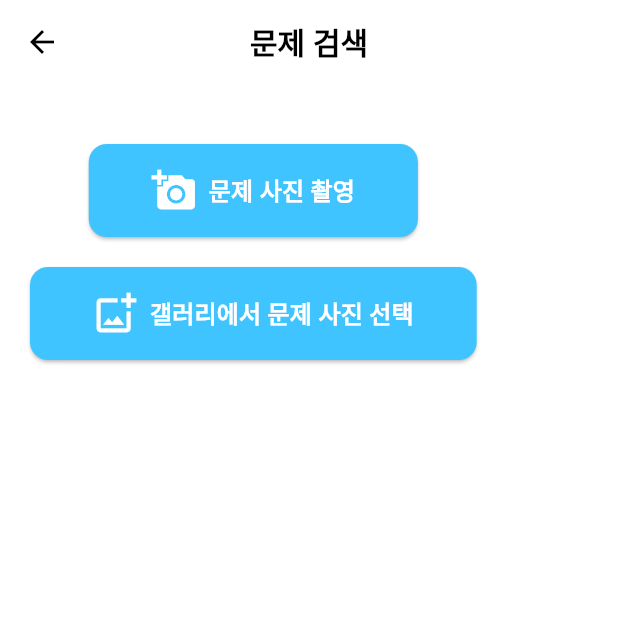
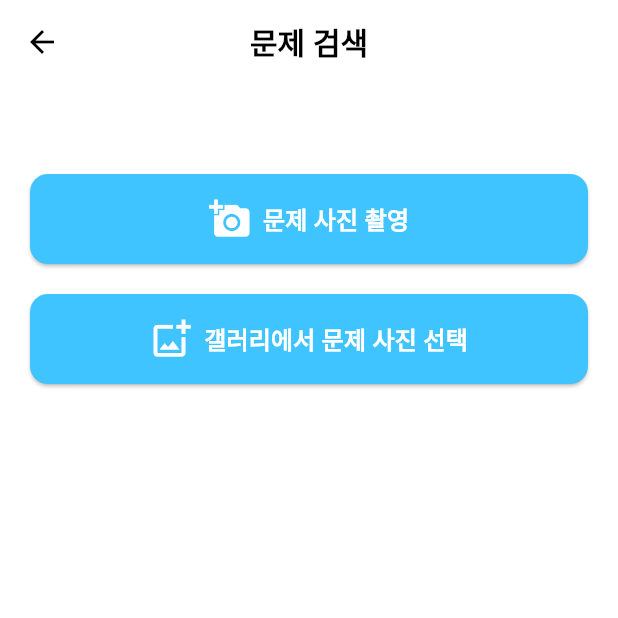
Before and after one commit to kxuvinn/AIab, a Flutter app: the ImageUploadScreen screen opened directly with empty values, on a phone screen of 412 x 824 dp, the top half of it. Run offline on Flutter 3.47's test engine with Material 3 defaults, Android fonts, the phone set to English and light mode, and no system bars; our stand-ins replace image_picker.

Commit message:
Update img_upload_screen.dart
ui fix

```diff
--- a/frontend/lib/screens/img_upload_screen.dart
+++ b/frontend/lib/screens/img_upload_screen.dart
@@ -23,7 +23,7 @@ class _ImageUploadScreenState extends State<ImageUploadScreen> {
         MaterialPageRoute(
           builder: (_) => AnswerLoadingScreen(
             image: pickedImage,
-            userGrade: widget.userGrade,  // grade 전달
+            userGrade: widget.userGrade,
           ),
         ),
       );
@@ -45,31 +45,37 @@ class _ImageUploadScreenState extends State<ImageUploadScreen> {
         padding: const EdgeInsets.all(20),
         child: Column(
           children: [
-            const SizedBox(height: 20),
+            const SizedBox(height: 40),
 
-            // 문제 사진 촬영
-            ElevatedButton.icon(
+            // 문제 사진 촬영 버튼
+            SizedBox(
+              width: double.infinity,
+              child: ElevatedButton.icon(
                 onPressed: () => _pickImage(ImageSource.camera),
-              icon: const Icon(Icons.add_a_photo, size: 30, color: Colors.white),
+                icon: const Icon(Icons.add_a_photo, size: 28, color: Colors.white),
                 label: const Text('문제 사진 촬영', style: TextStyle(fontSize: 16, color: Colors.white)),
                 style: ElevatedButton.styleFrom(
                   backgroundColor: Colors.lightBlueAccent,
-                padding: const EdgeInsets.symmetric(horizontal: 42, vertical: 16),
+                  padding: const EdgeInsets.symmetric(vertical: 16),
                   shape: RoundedRectangleBorder(borderRadius: BorderRadius.circular(12)),
+                ),
               ),
             ),
 
             const SizedBox(height: 20),
 
-            // 갤러리에서 문제 사진 선택
-            ElevatedButton.icon(
+            // 갤러리에서 문제 사진 선택 버튼
+            SizedBox(
+              width: double.infinity,
+              child: ElevatedButton.icon(
                 onPressed: () => _pickImage(ImageSource.gallery),
-              icon: const Icon(Icons.add_photo_alternate_outlined, size: 30, color: Colors.white),
+                icon: const Icon(Icons.add_photo_alternate_outlined, size: 28, color: Colors.white),
                 label: const Text('갤러리에서 문제 사진 선택', style: TextStyle(fontSize: 16, color: Colors.white)),
                 style: ElevatedButton.styleFrom(
                   backgroundColor: Colors.lightBlueAccent,
-                padding: const EdgeInsets.symmetric(horizontal: 42, vertical: 16),
+                  padding: const EdgeInsets.symmetric(vertical: 16),
                   shape: RoundedRectangleBorder(borderRadius: BorderRadius.circular(12)),
+                ),
               ),
             ),
           ],
```
Lines whose indentation alone changed are shown as unchanged.
